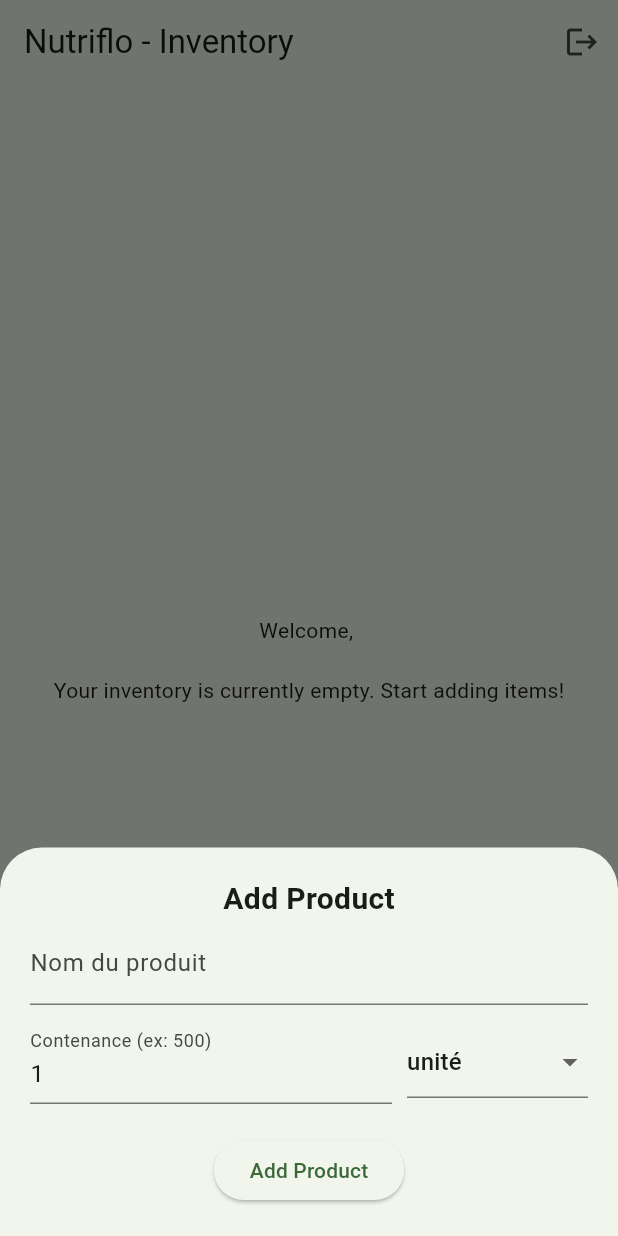
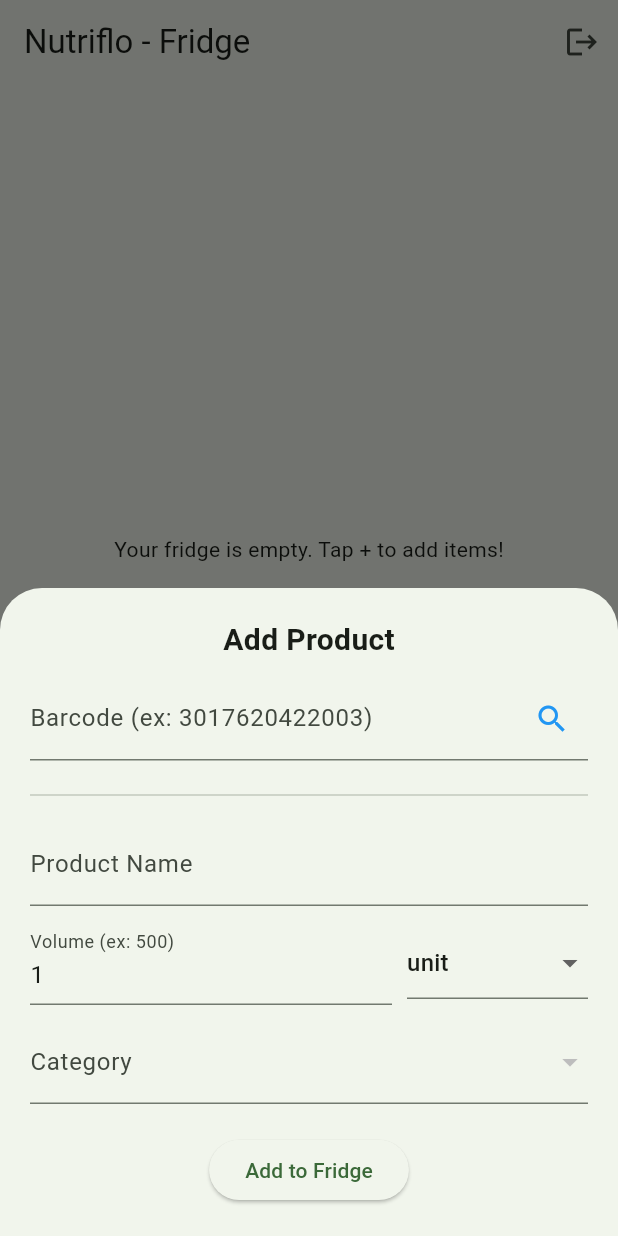
Before and after one commit to Batoste/nutriflo, a Flutter app: the screen it shows once a user with an empty profile is signed in, after a tap on the "add" icon, on a phone screen of 412 x 824 dp. Run offline on Flutter 3.47's test engine with Material 3 defaults, Android fonts, the phone set to English and light mode, and no system bars; our stand-ins replace flutter_dotenv, supabase_flutter; accounts and stored records are empty.

Commit message:
feat: modify inventory page

```diff
--- a/lib/pages/inventory_page.dart
+++ b/lib/pages/inventory_page.dart
@@ -1,5 +1,7 @@
+import 'dart:convert';
 import 'package:flutter/material.dart';
 import 'package:supabase_flutter/supabase_flutter.dart';
+import 'package:http/http.dart' as http;
 
 class InventoryPage extends StatefulWidget {
   const InventoryPage({super.key});
@@ -12,7 +14,9 @@
   final supabase = Supabase.instance.client;
   final _nameController = TextEditingController();
   final _weightController = TextEditingController(text: "1");
-  String _selectedUnit = 'unité';
+  final _barcodeController = TextEditingController();
+
+  String _selectedUnit = 'unit';
   String? _selectedCategoryId;
   List<Map<String, dynamic>> _categories = [];
 
@@ -29,11 +33,92 @@
     });
   }
 
+  Future<List<Map<String, dynamic>>> _fetchInventory() async {
+    final user = supabase.auth.currentUser;
+    if (user == null) return [];
+
+    return await supabase
+        .from('v_inventory')
+        .select()
+        .eq('user_id', user.id)
+        .order('expiry_date', ascending: true);
+  }
+
+  Future<void> _fetchFromOpenFoodFacts(
+    String barcode,
+    StateSetter setModalState,
+  ) async {
+    final code = barcode.trim();
+    if (code.isEmpty) return;
+
+    ScaffoldMessenger.of(context).showSnackBar(
+      const SnackBar(content: Text("Searching for product... 🔍")),
+    );
+
+    try {
+      // On utilise le serveur FR qui est souvent plus rapide pour nous
+      final url = Uri.parse(
+        'https://fr.openfoodfacts.org/api/v0/product/$code.json?fields=product_name,product_name_en,product_name_fr,quantity',
+      );
+
+      // On ajoute un Timeout de 5 secondes pour éviter que l'app plante
+      final response = await http.get(url).timeout(const Duration(seconds: 5));
+
+      if (response.statusCode == 200) {
+        final data = json.decode(response.body);
+
+        if (data['status'] == 1) {
+          final product = data['product'];
+          final name =
+              product['product_name_fr'] ??
+              product['product_name_en'] ??
+              product['product_name'] ??
+              'Unknown';
+          final quantityStr = product['quantity'] ?? '1';
+
+          setModalState(() {
+            _nameController.text = name;
+
+            final numericRegex = RegExp(r'[\d.,]+');
+            final match = numericRegex.firstMatch(quantityStr);
+            if (match != null) {
+              _weightController.text = match.group(0)!.replaceAll(',', '.');
+            }
+          });
+
+          ScaffoldMessenger.of(context).hideCurrentSnackBar();
+          ScaffoldMessenger.of(context).showSnackBar(
+            const SnackBar(
+              content: Text("Product found! 🎉"),
+              backgroundColor: Colors.green,
+            ),
+          );
+        } else {
+          ScaffoldMessenger.of(context).showSnackBar(
+            const SnackBar(
+              content: Text("Product not found. 😕"),
+              backgroundColor: Colors.orange,
+            ),
+          );
+        }
+      }
+    } catch (e) {
+      ScaffoldMessenger.of(context).showSnackBar(
+        SnackBar(
+          content: Text("Network error: $e"),
+          backgroundColor: Colors.red,
+        ),
+      );
+    }
+  }
+
   void _showAddProductSheet() {
     showModalBottomSheet(
       context: context,
       isScrollControlled: true,
       builder: (context) {
+        return StatefulBuilder(
+          builder: (BuildContext context, StateSetter setModalState) {
             return Padding(
               padding: EdgeInsets.only(
                 bottom: MediaQuery.of(context).viewInsets.bottom,
@@ -48,13 +133,36 @@
                     "Add Product",
                     style: TextStyle(fontSize: 20, fontWeight: FontWeight.bold),
                   ),
-              const TextField(
+                  const SizedBox(height: 10),
+                  TextField(
+                    controller: _barcodeController,
+                    onSubmitted: (value) =>
+                        _fetchFromOpenFoodFacts(value, setModalState),
+                    decoration: InputDecoration(
+                      labelText: "Barcode (ex: 3017620422003)",
+                      suffixIcon: IconButton(
+                        icon: const Icon(Icons.search, color: Colors.blue),
+                        onPressed: () {
+                          _fetchFromOpenFoodFacts(
+                            _barcodeController.text,
+                            setModalState,
+                          );
+                        },
+                      ),
+                    ),
+                    keyboardType: TextInputType.number,
+                  ),
+                  const SizedBox(height: 15),
+                  const Divider(),
+                  const SizedBox(height: 10),
+                  TextField(
                     controller: _nameController,
-                decoration: InputDecoration(labelText: "Nom du produit"),
+                    decoration: const InputDecoration(
+                      labelText: "Product Name",
+                    ),
                   ),
                   const SizedBox(height: 10),
                   Row(
-                // On met Quantité et Unité sur la même ligne
                     children: [
                       Expanded(
                         flex: 2,
@@ -62,7 +170,7 @@
                           controller: _weightController,
                           keyboardType: TextInputType.number,
                           decoration: const InputDecoration(
-                        labelText: "Contenance (ex: 500)",
+                            labelText: "Volume (ex: 500)",
                           ),
                         ),
                       ),
@@ -71,20 +179,31 @@
                         flex: 1,
                         child: DropdownButtonFormField<String>(
                           initialValue: _selectedUnit,
-                      items: ['unité', 'g', 'ml', 'cl', 'kg', 'L'].map((u) {
+                          items: ['unit', 'g', 'ml', 'cl', 'kg', 'L'].map((u) {
                             return DropdownMenuItem(value: u, child: Text(u));
                           }).toList(),
-                      onChanged: (val) => setState(() => _selectedUnit = val!),
+                          onChanged: (val) =>
+                              setModalState(() => _selectedUnit = val!),
                         ),
                       ),
                     ],
                   ),
+                  const SizedBox(height: 10),
+                  DropdownButtonFormField<String>(
+                    decoration: const InputDecoration(labelText: "Category"),
+                    items: _categories.map((cat) {
+                      return DropdownMenuItem(
+                        value: cat['id'].toString(),
+                        child: Text(cat['name']),
+                      );
+                    }).toList(),
+                    onChanged: (value) =>
+                        setModalState(() => _selectedCategoryId = value),
+                  ),
                   const SizedBox(height: 20),
                   ElevatedButton(
-                onPressed: () {
-                  _saveProduct();
-                },
-                child: const Text("Add Product"),
+                    onPressed: () => _saveProduct(),
+                    child: const Text("Add to Fridge"),
                   ),
                   const SizedBox(height: 20),
                 ],
@@ -92,34 +211,76 @@
             );
           },
         );
+      },
+    );
   }
 
   @override
   Widget build(BuildContext context) {
-    final user = Supabase.instance.client.auth.currentUser;
-
     return Scaffold(
       appBar: AppBar(
-        title: const Text('Nutriflo - Inventory'),
+        title: const Text('Nutriflo - Fridge'),
         actions: [
           IconButton(
             icon: const Icon(Icons.logout),
-            onPressed: () async {
-              await Supabase.instance.client.auth.signOut();
-            },
+            onPressed: () async => await supabase.auth.signOut(),
           ),
         ],
       ),
-      body: Center(
-        child: Column(
-          mainAxisAlignment: MainAxisAlignment.center,
-          children: [
-            Text('Welcome, ${user?.email}'),
-            const SizedBox(height: 20),
-            const Text(
-              'Your inventory is currently empty. Start adding items!',
+      body: RefreshIndicator(
+        onRefresh: () async {
+          setState(() {});
+        },
+        child: FutureBuilder<List<Map<String, dynamic>>>(
+          future: _fetchInventory(),
+          builder: (context, snapshot) {
+            if (snapshot.connectionState == ConnectionState.waiting) {
+              return const Center(child: CircularProgressIndicator());
+            }
+            if (snapshot.hasError) {
+              return Center(child: Text("Error: ${snapshot.error}"));
+            }
+
+            final items = snapshot.data ?? [];
+            if (items.isEmpty) {
+              return ListView(
+                children: const [
+                  SizedBox(height: 300),
+                  Center(
+                    child: Text("Your fridge is empty. Tap + to add items!"),
                   ),
                 ],
+              );
+            }
+
+            return ListView.builder(
+              itemCount: items.length,
+              itemBuilder: (context, index) {
+                final item = items[index];
+
+                final name = item['product_name'] ?? 'Unknown';
+                final weight = item['weight_volume'] ?? '';
+                final unit = item['unit'] ?? '';
+                final expiry = item['expiry_date'].toString().split('T')[0];
+
+                return ListTile(
+                  leading: const Icon(Icons.fastfood, color: Colors.green),
+                  title: Text("$name ($weight $unit)"),
+                  subtitle: Text("Expires on: $expiry"),
+                  trailing: IconButton(
+                    icon: const Icon(Icons.delete, color: Colors.red),
+                    onPressed: () async {
+                      await supabase
+                          .from('inventory')
+                          .delete()
+                          .eq('id', item['id']);
+                      setState(() {});
+                    },
+                  ),
+                );
+              },
+            );
+          },
         ),
       ),
       floatingActionButton: FloatingActionButton(
@@ -142,7 +303,7 @@
             'name': name,
             'category_id': _selectedCategoryId,
             'unit': _selectedUnit,
-            'weight': int.tryParse(_weightController.text) ?? 1.0,
+            'weight_volume': double.tryParse(_weightController.text) ?? 1.0,
           })
           .select()
           .single();
@@ -159,17 +320,15 @@
       if (mounted) {
         _nameController.clear();
         Navigator.pop(context);
+        setState(() {});
         ScaffoldMessenger.of(context).showSnackBar(
-          const SnackBar(content: Text("Product added to inventory!")),
+          const SnackBar(content: Text("Item added successfully!")),
         );
       }
     } catch (e) {
       if (mounted) {
         ScaffoldMessenger.of(context).showSnackBar(
-          SnackBar(
-            content: Text("Error: ${e.toString()}"),
-            backgroundColor: Colors.red,
-          ),
+          SnackBar(content: Text("Error: $e"), backgroundColor: Colors.red),
         );
       }
     }
--- a/pubspec.yaml
+++ b/pubspec.yaml
@@ -36,6 +36,7 @@
   cupertino_icons: ^1.0.8
   supabase_flutter: ^2.12.0
   flutter_dotenv: ^6.0.0
+  http: ^1.6.0
 
 dev_dependencies:
   flutter_test:
```
Also changed, not shown: pubspec.lock. Lines whose indentation alone changed are shown as unchanged.
